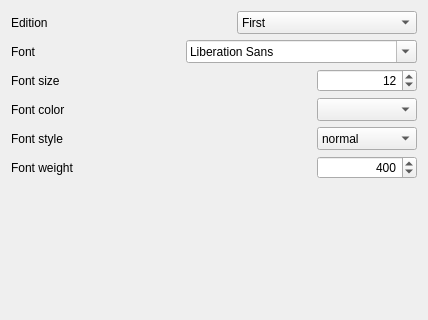
Qt form sources/configwindow.ui (arcan1s/oblikuestrategies) before a commit.
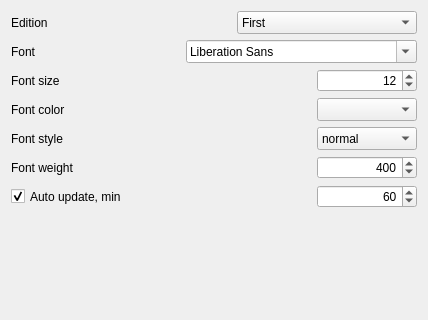
The same form after that commit. Custom widgets are drawn as their Qt base class.

The edit to the form file:
```diff
--- a/sources/configwindow.ui
+++ b/sources/configwindow.ui
@@ -347,6 +347,64 @@
      </item>
     </layout>
    </item>
+   <item>
+    <layout class="QHBoxLayout" name="layout_autoUpdate">
+     <item>
+      <widget class="QCheckBox" name="checkBox_autoUpdate">
+       <property name="minimumSize">
+        <size>
+         <width>150</width>
+         <height>23</height>
+        </size>
+       </property>
+       <property name="text">
+        <string>Auto update, min</string>
+       </property>
+       <property name="checked">
+        <bool>true</bool>
+       </property>
+      </widget>
+     </item>
+     <item>
+      <spacer name="horizontalSpacer_7">
+       <property name="orientation">
+        <enum>Qt::Horizontal</enum>
+       </property>
+       <property name="sizeHint" stdset="0">
+        <size>
+         <width>40</width>
+         <height>20</height>
+        </size>
+       </property>
+      </spacer>
+     </item>
+     <item>
+      <widget class="QSpinBox" name="spinBox_autoUpdate">
+       <property name="minimumSize">
+        <size>
+         <width>100</width>
+         <height>23</height>
+        </size>
+       </property>
+       <property name="alignment">
+        <set>Qt::AlignRight|Qt::AlignTrailing|Qt::AlignVCenter</set>
+       </property>
+       <property name="minimum">
+        <number>0</number>
+       </property>
+       <property name="maximum">
+        <number>99999</number>
+       </property>
+       <property name="singleStep">
+        <number>10</number>
+       </property>
+       <property name="value">
+        <number>60</number>
+       </property>
+      </widget>
+     </item>
+    </layout>
+   </item>
    <item>
     <spacer name="verticalSpacer">
      <property name="orientation">
```
Left out of the diff: 10 changed lines with no effect on the pictures.
